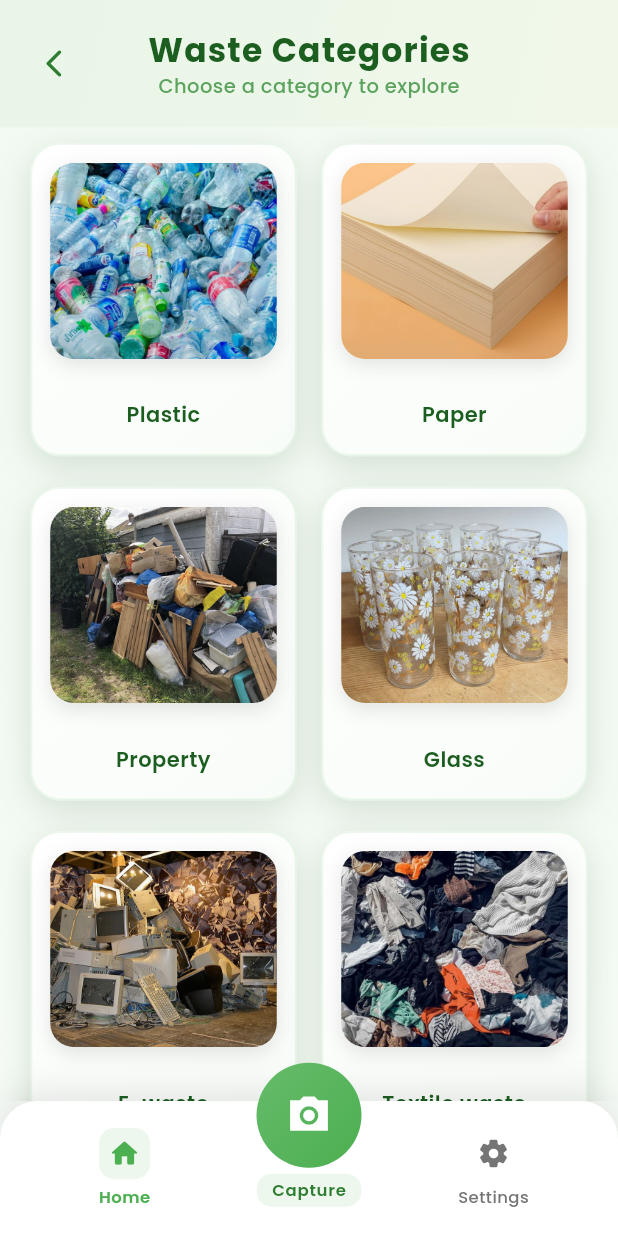
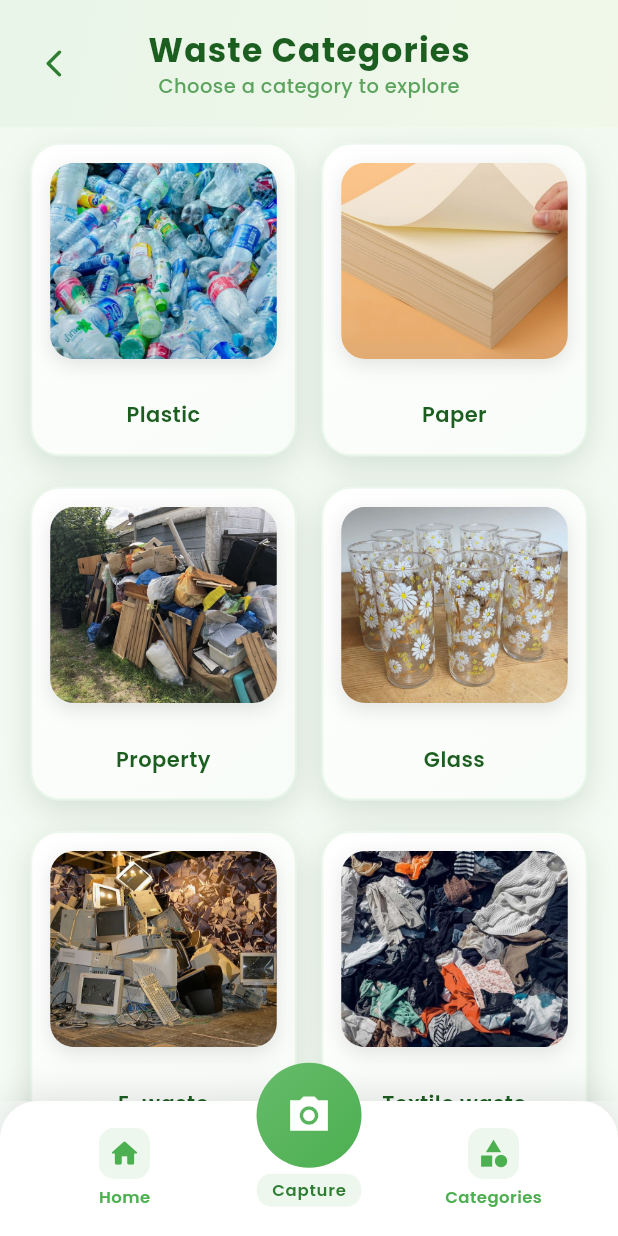
Before and after one commit to yephonekyaw/trasholini, a Flutter app: the CategoriesScreen screen opened by its route, on a phone screen of 412 x 824 dp. Run offline on Flutter 3.47's test engine with Material 3 defaults, Android fonts, the phone set to English and light mode, and no system bars; our stand-ins replace dio, firebase_core, flutter_riverpod, flutter_svg, go_router, google_fonts and 1 more; accounts and stored records are empty.

Commit message:
merged with sor chit bel

```diff
--- a/flutter_client/lib/presentations/category/category_page.dart
+++ b/flutter_client/lib/presentations/category/category_page.dart
@@ -1,5 +1,5 @@
-// lib/pages/categories/categories_screen.dart (Updated to use reusable components)
 import 'package:flutter/material.dart';
+import 'package:flutter_client/router/router.dart';
 import 'package:flutter_client/widgets/nav/custom_bottom_navigation.dart';
 import 'package:flutter_client/widgets/nav/floating_scan_button.dart';
 import 'package:flutter_riverpod/flutter_riverpod.dart';
@@ -13,21 +13,18 @@ class CategoriesScreen extends ConsumerWidget {
   @override
   Widget build(BuildContext context, WidgetRef ref) {
     return Scaffold(
-      backgroundColor: const Color(0xFFF8FCF8), // Slightly lighter green background
-      appBar: _buildAppBar(context),
+      backgroundColor: const Color(
+        0xFFF8FCF8,
+      ), // Slightly lighter green background
+      appBar: _buildAppBar(context, ref),
       body: _buildBody(context, ref),
-      bottomNavigationBar: CustomBottomNavigation(
-        currentIndex: 0, // Home is selected
-        onTap: (index) => _onBottomNavTap(context, index),
-      ),
-      floatingActionButton: FloatingScanButton(
-        onTap: () => _onBottomNavTap(context, 1),
-      ),
+      bottomNavigationBar: CustomBottomNavigation(),
+      floatingActionButton: FloatingScanButton(),
       floatingActionButtonLocation: FloatingActionButtonLocation.centerDocked,
     );
   }
 
-  PreferredSizeWidget _buildAppBar(BuildContext context) {
+  PreferredSizeWidget _buildAppBar(BuildContext context, WidgetRef ref) {
     return AppBar(
       backgroundColor: Colors.transparent,
       elevation: 0,
@@ -37,10 +34,7 @@ class CategoriesScreen extends ConsumerWidget {
           gradient: LinearGradient(
             begin: Alignment.topLeft,
             end: Alignment.bottomRight,
-            colors: [
-              Color(0xFFE8F5E8),
-              Color(0xFFF1F8E9),
-            ],
+            colors: [Color(0xFFE8F5E8), Color(0xFFF1F8E9)],
           ),
         ),
       ),
@@ -50,7 +44,7 @@ class CategoriesScreen extends ConsumerWidget {
           color: Colors.transparent,
           child: InkWell(
             borderRadius: BorderRadius.circular(12),
-            onTap: () => Navigator.pop(context),
+            onTap: () => ref.read(routerProvider).go('/'),
             child: const Icon(
               Icons.arrow_back_ios_new_rounded,
               color: Color(0xFF2E7D32),
@@ -110,16 +104,13 @@ class CategoriesScreen extends ConsumerWidget {
                 mainAxisSpacing: 20,
                 childAspectRatio: 0.85, // Slightly taller cards
               ),
-              delegate: SliverChildBuilderDelegate(
-                (context, index) {
+              delegate: SliverChildBuilderDelegate((context, index) {
                 return EnhancedCategoryCard(
                   category: _categories[index],
                   index: index,
                   onTap: () => _onCategoryTap(context, ref, _categories[index]),
                 );
-                },
-                childCount: _categories.length,
-              ),
+              }, childCount: _categories.length),
             ),
           ),
         ],
@@ -127,11 +118,16 @@ class CategoriesScreen extends ConsumerWidget {
     );
   }
 
-  void _onCategoryTap(BuildContext context, WidgetRef ref, CategoryModel category) {
+  void _onCategoryTap(
+    BuildContext context,
+    WidgetRef ref,
+    CategoryModel category,
+  ) {
     Navigator.push(
       context,
       PageRouteBuilder(
-        pageBuilder: (context, animation, secondaryAnimation) => CategoryDetailScreen(
+        pageBuilder:
+            (context, animation, secondaryAnimation) => CategoryDetailScreen(
               categoryId: category.id,
               categoryName: category.name,
             ),
@@ -140,9 +136,10 @@ class CategoriesScreen extends ConsumerWidget {
           const end = Offset.zero;
           const curve = Curves.easeInOutCubic;
 
-          var tween = Tween(begin: begin, end: end).chain(
-            CurveTween(curve: curve),
-          );
+          var tween = Tween(
+            begin: begin,
+            end: end,
+          ).chain(CurveTween(curve: curve));
 
           return SlideTransition(
             position: animation.drive(tween),
@@ -154,21 +151,5 @@ class CategoriesScreen extends ConsumerWidget {
     );
   }
 
-  void _onBottomNavTap(BuildContext context, int index) {
-    switch (index) {
-      case 0:
-        // Already on home page
-        break;
-      case 1:
-        print('Navigate to scan screen');
-        // TODO: Navigate to scan page
-        break;
-      case 2:
-        print('Navigate to settings screen');
-        // TODO: Navigate to settings page
-        break;
-    }
-  }
-
   static final List<CategoryModel> _categories = CategoryModel.categories;
 }
--- a/flutter_client/lib/widgets/nav/custom_bottom_navigation.dart
+++ b/flutter_client/lib/widgets/nav/custom_bottom_navigation.dart
@@ -1,18 +1,12 @@
-// lib/widgets/navigation/custom_bottom_navigation.dart
 import 'package:flutter/material.dart';
+import 'package:flutter_client/router/router.dart';
+import 'package:flutter_riverpod/flutter_riverpod.dart';
 
-class CustomBottomNavigation extends StatelessWidget {
-  final int currentIndex;
-  final Function(int) onTap;
-
-  const CustomBottomNavigation({
-    Key? key,
-    required this.currentIndex,
-    required this.onTap,
-  }) : super(key: key);
+class CustomBottomNavigation extends ConsumerWidget {
+  const CustomBottomNavigation({Key? key}) : super(key: key);
 
   @override
-  Widget build(BuildContext context) {
+  Widget build(BuildContext context, WidgetRef ref) {
     return Container(
       height: 90,
       decoration: BoxDecoration(
@@ -43,15 +37,13 @@ class CustomBottomNavigation extends StatelessWidget {
               _buildNavItem(
                 icon: Icons.home_rounded,
                 label: 'Home',
-                isSelected: currentIndex == 0,
-                onTap: () => onTap(0),
+                onTap: () => ref.watch(routerProvider).go('/'),
               ),
               const SizedBox(width: 80),
               _buildNavItem(
-                icon: Icons.settings_rounded,
-                label: 'Settings',
-                isSelected: currentIndex == 2,
-                onTap: () => onTap(2),
+                icon: Icons.category,
+                label: 'Categories',
+                onTap: () => ref.watch(routerProvider).go('/categories'),
               ),
             ],
           ),
@@ -63,7 +55,6 @@ class CustomBottomNavigation extends StatelessWidget {
   Widget _buildNavItem({
     required IconData icon,
     required String label,
-    required bool isSelected,
     required VoidCallback onTap,
   }) {
     return Expanded(
@@ -78,16 +69,10 @@ class CustomBottomNavigation extends StatelessWidget {
               Container(
                 padding: const EdgeInsets.all(6),
                 decoration: BoxDecoration(
-                  color: isSelected
-                      ? const Color(0xFF4CAF50).withOpacity(0.1)
-                      : Colors.transparent,
+                  color: const Color(0xFF4CAF50).withOpacity(0.1),
                   borderRadius: BorderRadius.circular(10),
                 ),
-                child: Icon(
-                  icon,
-                  size: 22,
-                  color: isSelected ? const Color(0xFF4CAF50) : Colors.grey[600],
-                ),
+                child: Icon(icon, size: 22, color: const Color(0xFF4CAF50)),
               ),
               const SizedBox(height: 4),
               Flexible(
@@ -95,8 +80,8 @@ class CustomBottomNavigation extends StatelessWidget {
                   label,
                   style: TextStyle(
                     fontSize: 11,
-                    color: isSelected ? const Color(0xFF4CAF50) : Colors.grey[600],
-                    fontWeight: isSelected ? FontWeight.w600 : FontWeight.w500,
+                    color: const Color(0xFF4CAF50),
+                    fontWeight: FontWeight.w600,
                     letterSpacing: 0.3,
                   ),
                   maxLines: 1,
--- a/flutter_client/lib/widgets/nav/floating_scan_button.dart
+++ b/flutter_client/lib/widgets/nav/floating_scan_button.dart
@@ -1,13 +1,7 @@
-// lib/widgets/navigation/floating_scan_button.dart
 import 'package:flutter/material.dart';
 
 class FloatingScanButton extends StatelessWidget {
-  final VoidCallback onTap;
-
-  const FloatingScanButton({
-    Key? key,
-    required this.onTap,
-  }) : super(key: key);
+  const FloatingScanButton({Key? key}) : super(key: key);
 
   @override
   Widget build(BuildContext context) {
@@ -22,10 +16,7 @@ class FloatingScanButton extends StatelessWidget {
             gradient: LinearGradient(
               begin: Alignment.topLeft,
               end: Alignment.bottomRight,
-              colors: [
-                Color(0xFF66BB6A),
-                Color(0xFF4CAF50),
-              ],
+              colors: [Color(0xFF66BB6A), Color(0xFF4CAF50)],
             ),
             shape: BoxShape.circle,
           ),
@@ -33,7 +24,7 @@ class FloatingScanButton extends StatelessWidget {
             color: Colors.transparent,
             child: InkWell(
               borderRadius: BorderRadius.circular(35),
-              onTap: onTap,
+              onTap: () {},
               child: const Icon(
                 Icons.camera_alt_sharp,
                 color: Colors.white,
```
Also changed, not shown: flutter_client/lib/presentations/category/category_detail_screen.dart (+23 -12 lines), flutter_client/lib/presentations/main/main_page.dart (+5 -4 lines), flutter_client/lib/presentations/trash_bin/trash_bin.dart (+5 -26 lines), flutter_client/lib/widgets/main/custom_bottom_navigation.dart (deleted, +0 -35 lines), flutter_client/pubspec.lock. Lines whose indentation alone changed are shown as unchanged.
